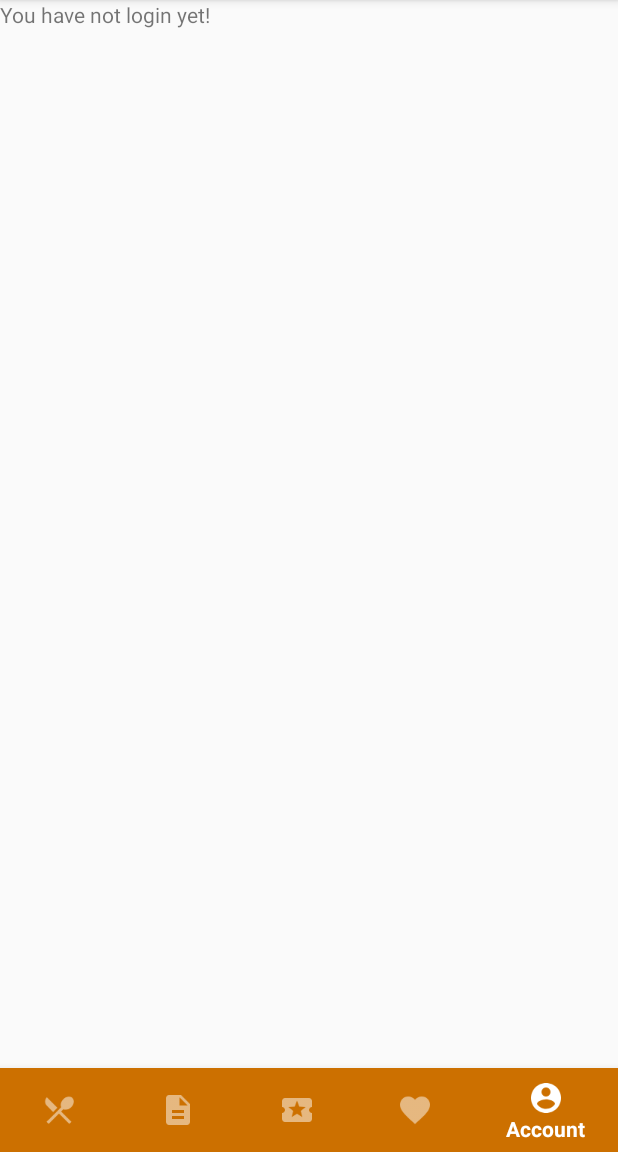
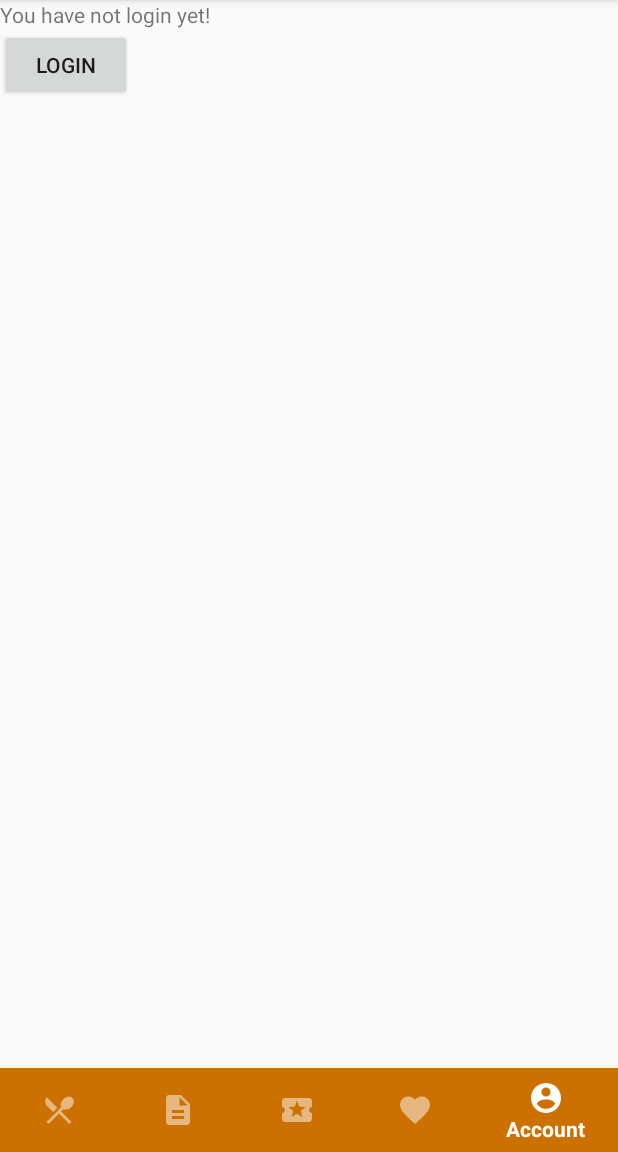
Before and after one commit to christ0208/FoodiezSE, an Android app: the screen it shows after launch (MainActivity), item 5 of the bottom bar chosen, on a phone screen of 412 x 824 dp, the part 84-1236 px from its top. Run offline under Robolectric (Android 15) with nearby library versions, the phone set to English and light mode, and no system bars; our stand-ins replace Firebase (no records; nobody signed in at launch, a user with empty details on screens opened directly).

Commit message:
Added Login and Register Activity Edited AccountFragment

```diff
--- a/app/build.gradle
+++ b/app/build.gradle
@@ -1,4 +1,5 @@
 apply plugin: 'com.android.application'
+apply plugin: 'com.google.gms.google-services'
 
 android {
     compileSdkVersion 28
@@ -25,9 +26,13 @@ dependencies {
     implementation 'com.android.support:design:28.0.0'
     implementation 'com.android.support.constraint:constraint-layout:1.1.3'
     implementation 'com.android.support:support-v4:28.0.0'
+    implementation 'com.android.support:support-annotations:28.0.0'
+    implementation 'android.arch.lifecycle:extensions:1.1.1'
     testImplementation 'junit:junit:4.12'
     androidTestImplementation 'com.android.support.test:runner:1.0.2'
     androidTestImplementation 'com.android.support.test.espresso:espresso-core:3.0.2'
     implementation 'com.android.support:mediarouter-v7:28.0.0'
     implementation 'com.android.support:recyclerview-v7:28.0.0'
+    implementation 'com.google.firebase:firebase-auth:17.0.0'
+    implementation 'com.google.firebase:firebase-firestore:19.0.0'
 }
--- a/app/src/main/AndroidManifest.xml
+++ b/app/src/main/AndroidManifest.xml
@@ -12,7 +12,11 @@
         android:roundIcon="@mipmap/ic_launcher_round"
         android:supportsRtl="true"
         android:theme="@style/AppTheme">
-        <activity android:name=".RestaurantInfoActivity"></activity>
+        <activity android:name=".RegisterActivity"></activity>
+        <activity
+            android:name=".ui.login.LoginActivity"
+            android:label="@string/title_activity_login" />
+        <activity android:name=".RestaurantInfoActivity" />
         <activity android:name=".SearchFragment" />
         <activity android:name=".MainActivity">
             <intent-filter>
--- a/app/src/main/java/com/example/index/AccountFragment.java
+++ b/app/src/main/java/com/example/index/AccountFragment.java
@@ -1,11 +1,18 @@
 package com.example.index;
 
 
+import android.content.Intent;
 import android.os.Bundle;
 import android.support.v4.app.Fragment;
 import android.view.LayoutInflater;
 import android.view.View;
 import android.view.ViewGroup;
+import android.widget.Button;
+import android.widget.LinearLayout;
+
+import com.example.index.ui.login.LoginActivity;
+import com.google.firebase.FirebaseApp;
+import com.google.firebase.auth.FirebaseAuth;
 
 
 /**
@@ -13,6 +20,9 @@ import android.view.ViewGroup;
  */
 public class AccountFragment extends Fragment {
 
+    private FirebaseAuth mAuth;
+    private LinearLayout layoutNotLogin, layoutLogin;
+    private Button btnLogin, btnSignout;
 
     public AccountFragment() {
         // Required empty public constructor
@@ -23,7 +33,32 @@ public class AccountFragment extends Fragment {
     public View onCreateView(LayoutInflater inflater, ViewGroup container,
                              Bundle savedInstanceState) {
         // Inflate the layout for this fragment
-        return inflater.inflate(R.layout.fragment_account, container, false);
+        View v = inflater.inflate(R.layout.fragment_account, container, false);
+
+        mAuth = FirebaseAuth.getInstance();
+        layoutLogin = v.findViewById(R.id.layout_login);
+        layoutNotLogin = v.findViewById(R.id.layout_not_login);
+        btnLogin = v.findViewById(R.id.btn_login);
+        btnSignout = v.findViewById(R.id.btn_signout);
+
+        if(mAuth.getCurrentUser() == null)layoutLogin.setVisibility(View.GONE);
+        else layoutNotLogin.setVisibility(View.GONE);
+
+        btnLogin.setOnClickListener(new View.OnClickListener() {
+            @Override
+            public void onClick(View v) {
+                startActivity(new Intent(v.getContext(), LoginActivity.class));
+            }
+        });
+
+        btnSignout.setOnClickListener(new View.OnClickListener() {
+            @Override
+            public void onClick(View v) {
+                mAuth.signOut();
+                startActivity(new Intent(v.getContext(), MainActivity.class));
+            }
+        });
+
+        return v;
     }
-
 }
--- a/app/src/main/java/com/example/index/MainActivity.java
+++ b/app/src/main/java/com/example/index/MainActivity.java
@@ -8,6 +8,8 @@ import android.support.v7.app.AppCompatActivity;
 import android.os.Bundle;
 import android.view.MenuItem;
 import android.widget.FrameLayout;
+
+import com.google.firebase.FirebaseApp;
 
 import org.w3c.dom.Text;
 
@@ -24,6 +26,8 @@ public class MainActivity extends AppCompatActivity {
     protected void onCreate(Bundle savedInstanceState) {
         super.onCreate(savedInstanceState);
         setContentView(R.layout.activity_main);
+
+        FirebaseApp.initializeApp(this);
 
         mMainFrame = (FrameLayout) findViewById(R.id.main_frame);
         mMainNav = (BottomNavigationView) findViewById(R.id.main_nav);
--- a/app/src/main/res/layout/fragment_account.xml
+++ b/app/src/main/res/layout/fragment_account.xml
@@ -6,9 +6,42 @@
     tools:context=".AccountFragment">
 
     <!-- TODO: Update blank fragment layout -->
-    <TextView
+    <LinearLayout
+        android:id="@+id/layout_not_login"
         android:layout_width="match_parent"
         android:layout_height="match_parent"
-        android:text="You have not login yet!" />
+        android:orientation="vertical">
+
+        <TextView
+            android:layout_width="match_parent"
+            android:layout_height="wrap_content"
+            android:text="You have not login yet!" />
+
+        <Button
+            android:id="@+id/btn_login"
+            android:layout_width="wrap_content"
+            android:layout_height="wrap_content"
+            android:text="Login"/>
+
+    </LinearLayout>
+
+    <LinearLayout
+        android:id="@+id/layout_login"
+        android:layout_width="match_parent"
+        android:layout_height="match_parent"
+        android:orientation="vertical">
+
+        <TextView
+            android:layout_width="match_parent"
+            android:layout_height="wrap_content"
+            android:text="You have login"/>
+
+        <Button
+            android:id="@+id/btn_signout"
+            android:layout_width="wrap_content"
+            android:layout_height="wrap_content"
+            android:text="Sign Out"/>
+
+    </LinearLayout>
 
 </FrameLayout>
--- a/build.gradle
+++ b/build.gradle
@@ -8,6 +8,7 @@ buildscript {
     }
     dependencies {
         classpath 'com.android.tools.build:gradle:3.4.0'
+        classpath 'com.google.gms:google-services:4.2.0'
 
         // NOTE: Do not place your application dependencies here; they belong
         // in the individual module build.gradle files
```
Also changed, not shown: app/src/main/res/values/strings.xml (+10 -0 lines).
